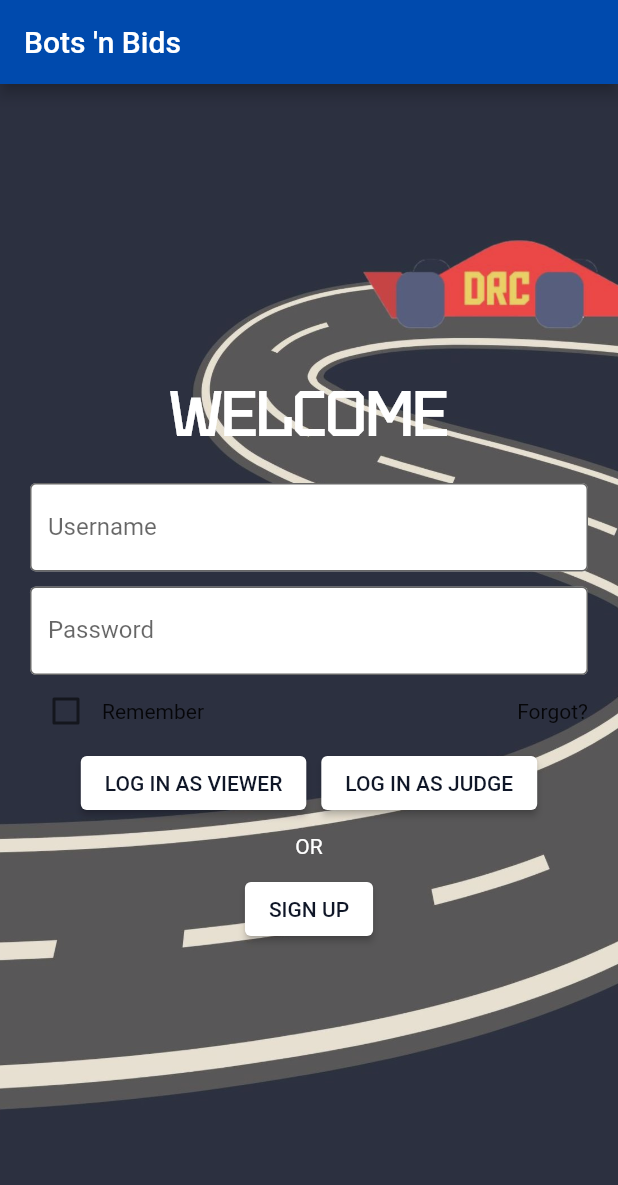
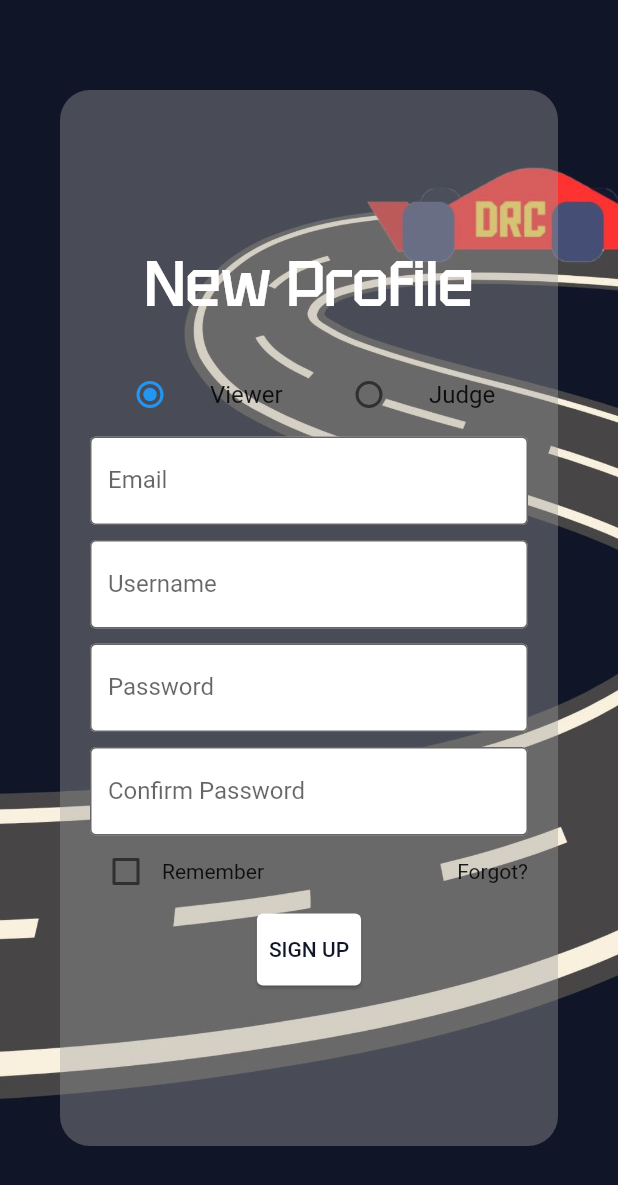
Before and after one commit to FarzadHayat/bots-n-bids, a Flutter app: the screen it shows after launch, after a tap on "SIGN UP", on a phone screen of 412 x 824 dp. Shown: the top 1185 px of the screen. Run offline on Flutter 3.47's test engine with Material 2 defaults, Android fonts, the phone set to English and light mode, and no system bars.

Commit message:
stable version

```diff
--- a/lib/login_page.dart
+++ b/lib/login_page.dart
@@ -90,68 +90,18 @@ class _LoginPageState extends State<LoginPage> {
                     ),
                   ],
                 ),
-                Row(
-                  mainAxisAlignment: MainAxisAlignment.center,
-                  children: [
                 ElevatedButton(
                   style: ButtonStyle(
                     backgroundColor: MaterialStateProperty.resolveWith(
                         (states) => Colors.white),
                   ),
                   onPressed: () {
-                        Navigator.pushNamed(context, '/home');
+                    Navigator.pushNamed(context, '/profile');
                   },
                   child: const Text(
-                        'LOG IN AS VIEWER',
+                    'LOG IN',
                     style: TextStyle(
                       color: kPrimaryColor,
-                        ),
-                      ),
-                    ),
-                    const SizedBox(
-                      width: 10.0,
-                    ),
-                    ElevatedButton(
-                      style: ButtonStyle(
-                        backgroundColor: MaterialStateProperty.resolveWith(
-                            (states) => Colors.white),
-                      ),
-                      onPressed: () {
-                        Navigator.pushNamed(context, '/home');
-                      },
-                      child: const Text(
-                        'LOG IN AS JUDGE',
-                        style: TextStyle(
-                          color: kPrimaryColor,
-                        ),
-                      ),
-                    ),
-                  ],
-                ),
-                const Padding(
-                  padding: EdgeInsets.all(10.0),
-                  child: Text(
-                    'OR',
-                    style: TextStyle(
-                      color: Colors.white,
-                    ),
-                  ),
-                ),
-                Padding(
-                  padding: const EdgeInsets.symmetric(horizontal: 20.0),
-                  child: ElevatedButton(
-                    style: ButtonStyle(
-                      backgroundColor: MaterialStateProperty.resolveWith(
-                          (states) => Colors.white),
-                    ),
-                    onPressed: () {
-                      Navigator.pushNamed(context, '/signup');
-                    },
-                    child: const Text(
-                      'SIGN UP',
-                      style: TextStyle(
-                        color: kPrimaryColor,
-                      ),
                     ),
                   ),
                 ),
--- a/lib/main.dart
+++ b/lib/main.dart
@@ -1,7 +1,11 @@
 import 'package:flutter/material.dart';
+
 
 import 'login_page.dart';
 import 'home_page.dart';
+import 'marksheet_page.dart';
+import 'signup_page.dart';
+import 'welcome_page.dart';
 
 void main() {
   runApp(const BotsNBids());
@@ -16,10 +20,13 @@ class BotsNBids extends StatelessWidget {
     return MaterialApp(
       title: 'Bots \'n Babes',
       routes: {
+        '/welcome': (context) => const WelcomePage(),
+        '/home': (context) => const HomePage(),
         '/login': (context) => const LoginPage(),
-        '/home': (context) => const HomePage(),
+        '/signup': (context) => const SignUpPage(),
+        '/marksheet': (context) => const MarksheetPage(),
       },
-      initialRoute: '/login',
+      initialRoute: '/welcome',
     );
   }
 }
--- /dev/null
+++ b/lib/signup_page.dart
@@ -0,0 +1,182 @@
+import 'package:flutter/foundation.dart';
+import 'package:flutter/material.dart';
+
+import 'constants.dart';
+
+class SignUpPage extends StatefulWidget {
+  const SignUpPage({super.key});
+
+  @override
+  State<SignUpPage> createState() => _SignUpPageState();
+}
+
+enum Member { viewer, judge }
+
+
+class _SignUpPageState extends State<SignUpPage> {
+  bool remember = false;
+  Member? member = Member.viewer;
+
+
+  @override
+  Widget build(BuildContext context) {
+    return Scaffold(
+      body: Container(
+        decoration: const BoxDecoration(
+          image: DecorationImage(
+            image: AssetImage('assets/images/wallpaper.jpg'),
+            fit: BoxFit.cover,
+          ),
+        ),
+        child: Padding(
+          padding: const EdgeInsets.symmetric(
+            horizontal: 40.0,
+            vertical: 60.0,
+          ),
+          child: Container(
+            decoration: BoxDecoration(
+              color: Colors.grey.withOpacity(0.4),
+              borderRadius: BorderRadius.circular(
+                20.0,
+              ),
+            ),
+            child: Padding(
+              padding: const EdgeInsets.symmetric(horizontal: 20.0),
+              child: Column(
+                mainAxisAlignment: MainAxisAlignment.center,
+                crossAxisAlignment: CrossAxisAlignment.center,
+                children: <Widget>[
+                  const Text('New Profile', style: kTextBodyHeader),
+                  const SizedBox(
+                    height: 20.0,
+                  ),
+                  Row(
+                    children: [
+                      Expanded(
+                        child: ListTile(
+                          title: Text('Viewer'),
+                          leading: Radio<Member>(
+                            value: Member.viewer,
+                            groupValue: member,
+                            onChanged: (Member? value) {
+                              setState(() {
+                                member = value;
+                              });
+                            },
+                          ),
+                        ),
+                      ),
+                      Expanded(
+                        child: ListTile(
+                          title: Text('Judge'),
+                          leading: Radio<Member>(
+                            value: Member.judge,
+                            groupValue: member,
+                            onChanged: (Member? value) {
+                              setState(() {
+                                member = value;
+                              });
+                            },
+                          ),
+                        ),
+                      )
+                    ],
+                  ),
+                  const TextField(
+                    decoration: InputDecoration(
+                      hintText: 'Enter your email here',
+                      labelText: 'Email',
+                      border: OutlineInputBorder(),
+                      filled: true,
+                      fillColor: Colors.white,
+                    ),
+                  ),
+                  const SizedBox(
+                    height: 10.0,
+                  ),
+                  const TextField(
+                    decoration: InputDecoration(
+                      hintText: 'Enter your username here',
+                      labelText: 'Username',
+                      border: OutlineInputBorder(),
+                      filled: true,
+                      fillColor: Colors.white,
+                    ),
+                  ),
+                  const SizedBox(
+                    height: 10.0,
+                  ),
+                  const TextField(
+                    decoration: InputDecoration(
+                      hintText: 'Enter your password here',
+                      labelText: 'Password',
+                      border: OutlineInputBorder(),
+                      filled: true,
+                      fillColor: Colors.white,
+                    ),
+                  ),
+                  const SizedBox(
+                    height: 10.0,
+                  ),
+                  const TextField(
+                    decoration: InputDecoration(
+                      hintText: 'Confirm password',
+                      labelText: 'Confirm Password',
+                      border: OutlineInputBorder(),
+                      filled: true,
+                      fillColor: Colors.white,
+                    ),
+                  ),
+                  Row(
+                    mainAxisAlignment: MainAxisAlignment.spaceBetween,
+                    children: [
+                      Row(
+                        children: <Widget>[
+                          Checkbox(
+                            value: remember,
+                            onChanged: (bool? value) {
+                              setState(() {
+                                remember = value!;
+                              });
+                            },
+                          ),
+                          const Text(
+                            'Remember',
+                          ),
+                        ],
+                      ),
+                      const Row(
+                        children: <Widget>[
+                          Text('Forgot?'),
+                        ],
+                      ),
+                    ],
+                  ),
+                  Padding(
+                    padding: const EdgeInsets.symmetric(horizontal: 20.0),
+                    child: GestureDetector(
+                      onTap: () {
+                        Navigator.pushNamed(context, '/marksheet');
+                      },
+                      child: Card(
+                        child: TextButton(
+                          onPressed: () {},
+                          child: const Text(
+                            'SIGN UP',
+                            style: TextStyle(
+                              color: Color(0xFF0f1627),
+                            ),
+                          ),
+                        ),
+                      ),
+                    ),
+                  ),
+                ],
+              ),
+            ),
+          ),
+        ),
+      ),
+    );
+  }
+}
--- /dev/null
+++ b/lib/welcome_page.dart
@@ -0,0 +1,103 @@
+import 'package:flutter/material.dart';
+
+import 'constants.dart';
+
+class WelcomePage extends StatefulWidget {
+  const WelcomePage({super.key});
+
+  @override
+  State<WelcomePage> createState() => _WelcomePageState();
+}
+
+class _WelcomePageState extends State<WelcomePage> {
+  bool remember = false;
+
+  @override
+  Widget build(BuildContext context) {
+    return Scaffold(
+      appBar: AppBar(
+        title: const Text('Bots \'n Bids'),
+        backgroundColor: kSecondaryColor,
+      ),
+      body: Container(
+        decoration: const BoxDecoration(
+          image: DecorationImage(
+            image: AssetImage('assets/images/wallpaper.jpg'),
+            fit: BoxFit.cover,
+          ),
+        ),
+        child: Container(
+          constraints: const BoxConstraints(
+            minWidth: 0,
+            minHeight: 0,
+          ),
+          decoration: BoxDecoration(
+            color: Colors.grey.withOpacity(0.2),
+          ),
+          child: Padding(
+            padding: const EdgeInsets.symmetric(horizontal: 20.0),
+            child: Column(
+              mainAxisAlignment: MainAxisAlignment.center,
+              crossAxisAlignment: CrossAxisAlignment.center,
+              children: <Widget>[
+                const Text('WELCOME', style: kTextBodyHeader),
+                const SizedBox(
+                  height: 10.0
+                ),
+                Row(
+                  children: [
+                    ElevatedButton(
+                      style: ButtonStyle(
+                        backgroundColor: MaterialStateProperty.resolveWith(
+                            (states) => Colors.white),
+                      ),
+                      onPressed: () {
+                        Navigator.pushNamed(context, '/login');
+                      },
+                      child: const Text(
+                        'LOG IN AS VIEWER',
+                        style: TextStyle(
+                          color: kPrimaryColor,
+                        ),
+                      ),
+                    ),
+                    ElevatedButton(
+                      style: ButtonStyle(
+                        backgroundColor: MaterialStateProperty.resolveWith(
+                                (states) => Colors.white),
+                      ),
+                      onPressed: () {
+                        Navigator.pushNamed(context, '/login');
+                      },
+                      child: const Text(
+                        'LOG IN AS JUDGE',
+                        style: TextStyle(
+                          color: kPrimaryColor,
+                        ),
+                      ),
+                    ),
+                  ],
+                ),
+                ElevatedButton(
+                  style: ButtonStyle(
+                    backgroundColor: MaterialStateProperty.resolveWith(
+                            (states) => Colors.white),
+                  ),
+                  onPressed: () {
+                    Navigator.pushNamed(context, '/signup');
+                  },
+                  child: const Text(
+                    'SIGN UP',
+                    style: TextStyle(
+                      color: kPrimaryColor,
+                    ),
+                  ),
+                ),
+              ],
+            ),
+          ),
+        ),
+      ),
+    );
+  }
+}
--- a/pubspec.yaml
+++ b/pubspec.yaml
@@ -9,6 +9,9 @@ dependencies:
   flutter:
     sdk: flutter
   cupertino_icons: ^1.0.2
+  firebase_core: ^2.15.0
+  cloud_firestore: ^4.8.3
+  firebase_auth: ^4.7.0
 
 dev_dependencies:
   flutter_test:
```
Also changed, not shown: pubspec.lock, 6 other files. Lines whose indentation alone changed are shown as unchanged.
